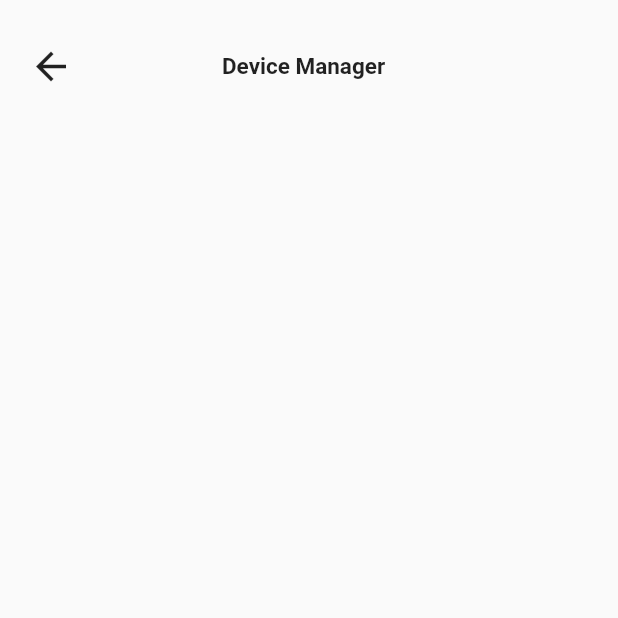
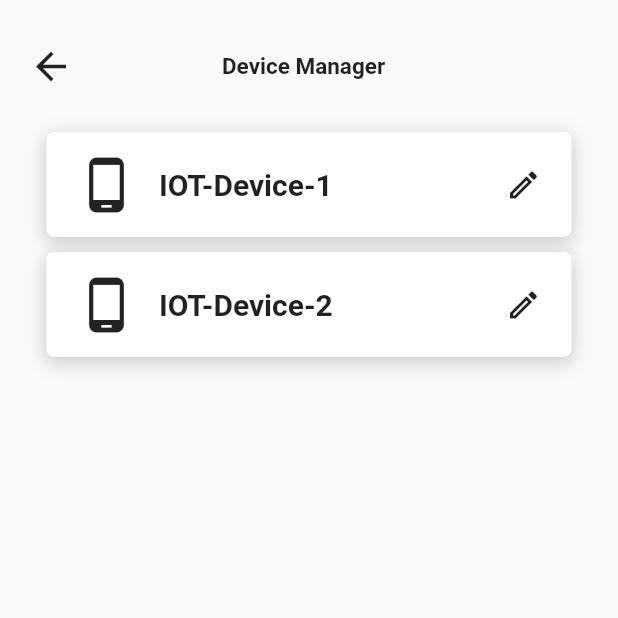
Before and after one commit to Binteng16/Air-Quality-Control-UI, a Flutter app: the DeviceManager screen opened directly, on a phone screen of 412 x 824 dp, the top half of it. Run offline on Flutter 3.47's test engine with Material 2 defaults, Android fonts, the phone set to English and light mode, and no system bars.

Commit message:
commit from teng

```diff
--- /dev/null
+++ b/lib/component/btn_devicemanager.dart
@@ -0,0 +1,54 @@
+import 'package:flutter/material.dart';
+
+class BtnDevicemanager extends StatelessWidget {
+  const BtnDevicemanager({Key? key, required this.text1}) : super(key: key);
+  final String text1;
+
+  @override
+  Widget build(BuildContext context) {
+    return Container(
+      height: 70,
+      width: 350,
+      decoration: BoxDecoration(
+          borderRadius: BorderRadius.circular(5),
+          color: Colors.white,
+          boxShadow: [
+            BoxShadow(
+              color: Colors.grey.withOpacity(0.5),
+              spreadRadius: 1,
+              blurRadius: 10,
+              offset: Offset(0, 3),
+            ),
+          ]),
+      child: Padding(
+        padding: const EdgeInsets.only(left: 20, right: 20),
+        child: Row(
+          children: <Widget>[
+            Icon(
+              Icons.phone_android,
+              size: 40,
+            ),
+            Padding(
+              padding: const EdgeInsets.only(left: 15),
+              child: Column(
+                crossAxisAlignment: CrossAxisAlignment.start,
+                mainAxisAlignment: MainAxisAlignment.center,
+                children: <Widget>[
+                  Text(
+                    text1,
+                    style: TextStyle(
+                      fontSize: 20,
+                      fontWeight: FontWeight.bold,
+                    ),
+                  ),
+                ],
+              ),
+            ),
+            Spacer(),
+            Icon(Icons.edit_outlined)
+          ],
+        ),
+      ),
+    );
+  }
+}
--- a/lib/component/con_activity_detail.dart
+++ b/lib/component/con_activity_detail.dart
@@ -2,7 +2,7 @@ import 'package:flutter/material.dart';
 
 class ConActivityDetail extends StatelessWidget {
   const ConActivityDetail({Key? key, required this.img}) : super(key: key);
-  final Image img;
+  final AssetImage img;
 
   @override
   Widget build(BuildContext context) {
@@ -26,7 +26,7 @@ class ConActivityDetail extends StatelessWidget {
         children: <Widget>[
           Padding(
             padding: const EdgeInsets.only(left: 80, right: 80),
-            child: Image(image: AssetImage('assets/gasleak.png')),
+            child: Image(image: img),
           ),
           SizedBox(
             height: 40,
--- a/lib/pages/Profile_widget/device_manager.dart
+++ b/lib/pages/Profile_widget/device_manager.dart
@@ -1,4 +1,5 @@
 import 'package:flutter/material.dart';
+import 'package:iot_teng/component/btn_devicemanager.dart';
 
 class DeviceManager extends StatefulWidget {
   const DeviceManager({Key? key}) : super(key: key);
@@ -19,7 +20,9 @@ class _DeviceManagerState extends State<DeviceManager> {
               child: Row(
                 children: <Widget>[
                   IconButton(
-                    onPressed: () {},
+                    onPressed: () {
+                      Navigator.pop(context);
+                    },
                     icon: Icon(
                       Icons.arrow_back,
                       size: 30,
@@ -39,6 +42,10 @@ class _DeviceManagerState extends State<DeviceManager> {
                 ],
               ),
             ),
+            SizedBox(height: 20,),
+            BtnDevicemanager(text1: 'IOT-Device-1'),
+            SizedBox(height: 10,),
+            BtnDevicemanager(text1: 'IOT-Device-2'),
           ],
         ),
       ),
--- a/lib/pages/activiy_log_detail/activity_log_detail_offline.dart
+++ b/lib/pages/activiy_log_detail/activity_log_detail_offline.dart
@@ -22,7 +22,7 @@ class _ActivityLogDetailOfflineState extends State<ActivityLogDetailOffline> {
             Padding(
                 padding: const EdgeInsets.only(top: 70),
                 child: ConActivityDetail(
-                    img: Image(image: AssetImage('assets/offline.png')))),
+                    img: AssetImage('assets/offline.png'))),
           ],
         ),
       ),
--- a/lib/pages/filter_activity/activity_filter_1.dart
+++ b/lib/pages/filter_activity/activity_filter_1.dart
@@ -19,7 +19,9 @@ class _ActivityFilter1State extends State<ActivityFilter1> {
       child: Scaffold(
         body: Column(
           children: <Widget>[
-            TopNavbar(icon1: Icons.arrow_back, text1: 'Activity Filter'),
+            TopNavbar(icon1: Icons.arrow_back, text1: 'Activity Filter', onPressed: () {
+              Navigator.pop(context);
+            }),
             SizedBox(
               height: 20,
             ),
--- a/lib/pages/login_screen.dart
+++ b/lib/pages/login_screen.dart
@@ -1,6 +1,7 @@
 import 'package:flutter/material.dart';
 import 'package:iot_teng/component/google_login.dart';
-import 'package:iot_teng/pages/dashboard_screen.dart';
+
+import 'dashboard_screen.dart';
 
 class LoginScreen extends StatelessWidget {
   const LoginScreen({Key? key}) : super(key: key);
--- a/lib/pages/page_profile.dart
+++ b/lib/pages/page_profile.dart
@@ -22,7 +22,9 @@ class _PageProfileState extends State<PageProfile> {
               child: Row(
                 children: <Widget>[
                   IconButton(
-                    onPressed: () {},
+                    onPressed: () {
+                      Navigator.pop(context);
+                    },
                     icon: Icon(
                       Icons.arrow_back,
                       size: 30,
```
Also changed, not shown: lib/component/iot_device_drop.dart (+10 -1 lines), lib/component/top_navbar.dart (+3 -4 lines), lib/pages/activiy_log_detail/activity_log_detail_gas.dart (+7 -2 lines), lib/pages/activiy_log_detail/activity_log_detail_online.dart (+7 -2 lines), lib/pages/filter_activity/activity_filter_2.dart (+20 -7 lines), lib/pages/filter_activity/activity_filter_3.dart (+9 -2 lines).
